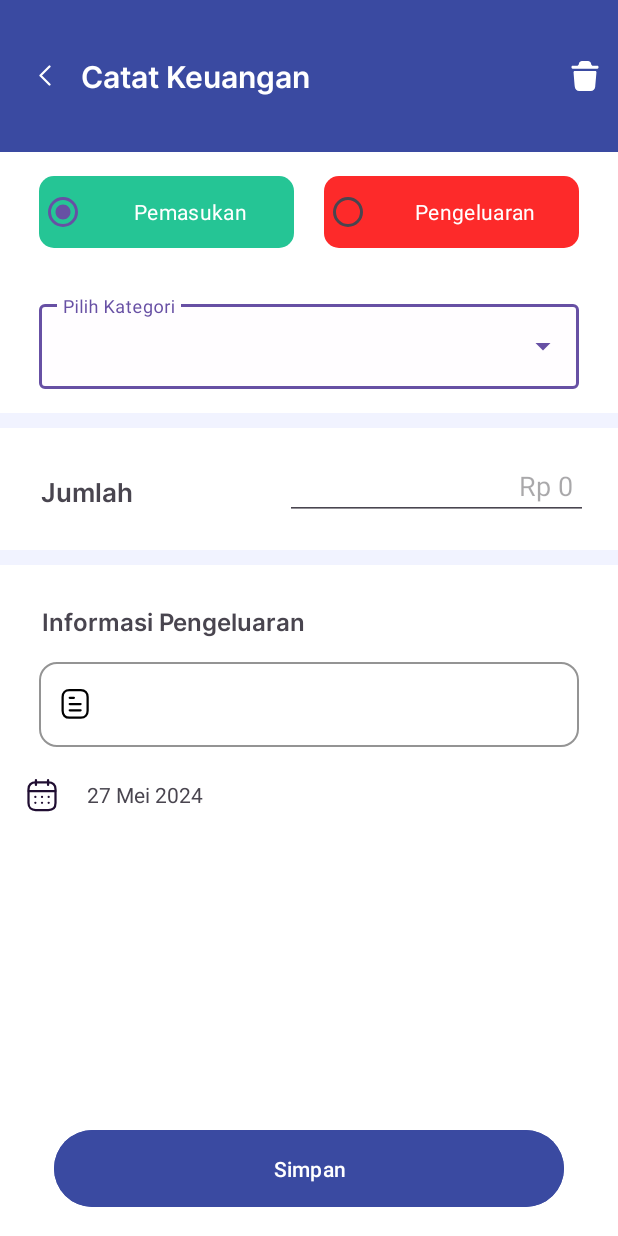
After one commit to MissingPoma/Uangin, an Android app: the UpdateActivity screen opened directly, with no data from a screen before it, on a phone screen of 412 x 824 dp. The commit adds this screen. Run offline under Robolectric (Android 15) with nearby library versions, the phone set to English and light mode, and no system bars.

Commit message:
urutkan category

```diff
--- a/app/src/main/java/com/example/uangin/AddActivity.kt
+++ b/app/src/main/java/com/example/uangin/AddActivity.kt
@@ -129,6 +129,7 @@ class AddActivity : AppCompatActivity() {
         }
     }
 
+
     private fun navigateToAddCategoryFragment() {
         val fragment = AddingNewCategoryFragment()
 
--- a/app/src/main/java/com/example/uangin/HomeFragment.kt
+++ b/app/src/main/java/com/example/uangin/HomeFragment.kt
@@ -1,6 +1,5 @@
 package com.example.uangin
 
-import TransactionAdapter
 import android.os.Bundle
 import android.view.LayoutInflater
 import android.view.View
--- a/app/src/main/java/com/example/uangin/TransactionAdapter.kt
+++ b/app/src/main/java/com/example/uangin/TransactionAdapter.kt
@@ -1,3 +1,5 @@
+package com.example.uangin
+
 import android.view.LayoutInflater
 import android.view.View
 import android.view.ViewGroup
--- /dev/null
+++ b/app/src/main/java/com/example/uangin/UpdateActivity.kt
@@ -0,0 +1,16 @@
+package com.example.uangin
+
+import android.os.Bundle
+import androidx.activity.enableEdgeToEdge
+import androidx.appcompat.app.AppCompatActivity
+import androidx.core.view.ViewCompat
+import androidx.core.view.WindowInsetsCompat
+
+class UpdateActivity : AppCompatActivity() {
+    override fun onCreate(savedInstanceState: Bundle?) {
+        super.onCreate(savedInstanceState)
+        enableEdgeToEdge()
+        setContentView(R.layout.activity_update)
+
+        }
+    }
--- a/app/src/main/java/com/example/uangin/database/dao/KategoriDao.kt
+++ b/app/src/main/java/com/example/uangin/database/dao/KategoriDao.kt
@@ -8,7 +8,7 @@ import com.example.uangin.database.entity.Kategori
 
 @Dao
 interface KategoriDao {
-    @Query("SELECT * FROM kategori")
+    @Query("SELECT * FROM kategori ORDER BY namaKategori ASC")
     suspend fun getAll(): List<Kategori>
 
     @Insert
--- /dev/null
+++ b/app/src/main/res/layout/activity_update.xml
@@ -0,0 +1,251 @@
+<?xml version="1.0" encoding="utf-8"?>
+<RelativeLayout xmlns:android="http://schemas.android.com/apk/res/android"
+    xmlns:app="http://schemas.android.com/apk/res-auto"
+    xmlns:tools="http://schemas.android.com/tools"
+    android:layout_width="match_parent"
+    android:layout_height="match_parent"
+    android:background="@color/lightLavender"
+    tools:context=".UpdateActivity">
+
+    <androidx.appcompat.widget.Toolbar
+        android:id="@+id/toolbarHome"
+        android:layout_width="match_parent"
+        android:layout_height="101dp"
+        android:background="@color/darkBlue"
+        android:theme="@style/ThemeOverlay.AppCompat.Dark.ActionBar">
+
+        <!-- Toolbar Content -->
+        <RelativeLayout
+            android:layout_width="match_parent"
+            android:layout_height="match_parent">
+
+            <!-- Left Arrow Button -->
+            <LinearLayout
+                android:layout_width="wrap_content"
+                android:layout_height="match_parent"
+                android:orientation="horizontal"
+                android:layout_alignParentStart="true"
+                android:gravity="center_vertical">
+
+                <ImageButton
+                    android:id="@+id/leftArrow"
+                    android:layout_width="wrap_content"
+                    android:layout_height="wrap_content"
+                    android:src="@drawable/vector_left"
+                    android:background="?attr/selectableItemBackgroundBorderless"
+                    android:padding="10dp" />
+
+                <TextView
+                    android:id="@+id/toolbarTitle"
+                    android:layout_width="wrap_content"
+                    android:layout_height="wrap_content"
+                    android:text="Catat Keuangan"
+                    android:fontFamily="@font/inter_semibold"
+                    android:textColor="@android:color/white"
+                    android:textSize="20sp"
+                    android:padding="10dp" />
+
+            </LinearLayout>
+
+            <!-- Trash Icon Button -->
+            <ImageButton
+                android:id="@+id/trashIcon"
+                android:layout_width="wrap_content"
+                android:layout_height="wrap_content"
+                android:src="@drawable/ic_delete"
+                android:background="?attr/selectableItemBackgroundBorderless"
+                android:padding="10dp"
+                android:layout_alignParentEnd="true"
+                android:layout_centerVertical="true" />
+
+        </RelativeLayout>
+    </androidx.appcompat.widget.Toolbar>
+
+    <LinearLayout
+        android:id="@+id/linearlayout1"
+        android:layout_width="match_parent"
+        android:layout_height="wrap_content"
+        android:orientation="vertical"
+        android:background="@color/white"
+        android:layout_below="@id/toolbarHome">
+
+        <RadioGroup
+            android:id="@+id/radioGroupType"
+            android:layout_width="match_parent"
+            android:layout_height="wrap_content"
+            android:orientation="horizontal"
+            android:gravity="center"
+            android:padding="16dp">
+
+            <RadioButton
+                android:id="@+id/radioButtonIncome"
+                android:layout_width="170dp"
+                android:layout_height="wrap_content"
+                android:layout_marginEnd="20dp"
+                android:background="@drawable/pemasukan_background"
+                android:backgroundTint="@color/greenIncome"
+                android:checked="true"
+                android:text="Pemasukan"
+                android:textAlignment="center"
+                android:textColor="@android:color/white" />
+
+            <RadioButton
+                android:id="@+id/radioButtonOutcome"
+                android:layout_width="170dp"
+                android:layout_height="wrap_content"
+                android:background="@drawable/pengeluaran_background"
+                android:text="Pengeluaran"
+                android:textAlignment="center"
+                android:textColor="@android:color/white" />
+
+        </RadioGroup>
+
+        <com.google.android.material.textfield.TextInputLayout
+            android:id="@+id/pilihKategori"
+            android:layout_width="360dp"
+            android:layout_height="wrap_content"
+            android:layout_gravity="center_horizontal"
+            android:layout_margin="16dp"
+            style="@style/Widget.Material3.TextInputLayout.OutlinedBox.ExposedDropdownMenu"
+            android:hint="@string/pilih_kategori">
+
+            <AutoCompleteTextView
+                android:id="@+id/itemKategori"
+                android:layout_width="match_parent"
+                android:layout_height="wrap_content"
+                android:inputType="none" >
+
+            </AutoCompleteTextView>
+
+        </com.google.android.material.textfield.TextInputLayout>
+        <FrameLayout
+            android:id="@+id/fragment_container"
+            android:layout_width="match_parent"
+            android:layout_height="wrap_content"
+            android:layout_marginStart="28dp"
+            android:layout_marginEnd="28dp"
+            android:layout_below="@id/pilihKategori"/>
+    </LinearLayout>
+
+    <LinearLayout
+        android:id="@+id/linearlayout2"
+        android:layout_width="match_parent"
+        android:layout_height="wrap_content"
+        android:orientation="horizontal"
+        android:layout_marginTop="10dp"
+        android:background="@color/white"
+        android:layout_below="@id/linearlayout1">
+
+        <LinearLayout
+            android:layout_width="0dp"
+            android:layout_height="wrap_content"
+            android:layout_marginTop="30dp"
+            android:layout_marginStart="27dp"
+            android:layout_weight="1"
+            android:gravity="center_vertical">
+
+            <TextView
+                android:layout_width="wrap_content"
+                android:layout_height="wrap_content"
+                android:text="Jumlah"
+                android:textSize="17sp"
+                android:fontFamily="@font/inter_semibold" />
+
+        </LinearLayout>
+
+        <LinearLayout
+            android:layout_width="230dp"
+            android:layout_marginTop="16dp"
+            android:layout_marginBottom="20dp"
+            android:layout_height="wrap_content"
+            android:paddingEnd="20dp">
+
+            <com.google.android.material.textfield.TextInputEditText
+                android:id="@+id/jumlahEditText"
+                android:layout_width="0dp"
+                android:layout_height="wrap_content"
+                android:layout_marginStart="8dp"
+                android:layout_weight="1"
+                android:hint="Rp 0"
+                android:inputType="numberDecimal"
+                android:paddingEnd="10dp"
+                android:textAlignment="textEnd" />
+        </LinearLayout>
+
+    </LinearLayout>
+
+    <LinearLayout
+        android:id="@+id/linearLayout3"
+        android:layout_width="match_parent"
+        android:layout_height="match_parent"
+        android:layout_marginTop="10dp"
+        android:layout_below="@id/linearlayout2"
+        android:background="@color/white"
+        android:orientation="vertical"
+        android:padding="16dp">
+
+        <TextView
+            android:layout_width="wrap_content"
+            android:layout_height="wrap_content"
+            android:text="Informasi Pengeluaran"
+            android:layout_marginStart="12dp"
+            android:layout_marginBottom="10dp"
+            android:layout_marginTop="10dp"
+            android:fontFamily="@font/inter_semibold"
+            android:textSize="16sp" />
+
+        <com.google.android.material.textfield.TextInputLayout
+            android:layout_width="360dp"
+            android:layout_height="wrap_content"
+            app:startIconDrawable="@drawable/ic_document"
+            style="@style/CustomTextInputLayout"
+            app:startIconTint="@android:color/black"
+            android:layout_gravity="center_horizontal">
+
+            <com.google.android.material.textfield.TextInputEditText
+                android:id="@+id/catatanEditText"
+                android:layout_width="match_parent"
+                android:layout_height="wrap_content"
+                android:inputType="text"
+                android:lines="3" />
+        </com.google.android.material.textfield.TextInputLayout>
+
+        <LinearLayout
+            android:layout_width="match_parent"
+            android:layout_height="wrap_content"
+            android:orientation="horizontal"
+            android:gravity="center_vertical"
+            android:layout_marginTop="20dp">
+
+            <ImageButton
+                android:id="@+id/calendarButton"
+                android:layout_width="24dp"
+                android:layout_height="24dp"
+                android:background="@android:color/transparent"
+                android:src="@drawable/ic_calendar" />
+
+            <TextView
+                android:id="@+id/tanggalTextView"
+                android:layout_width="wrap_content"
+                android:layout_height="wrap_content"
+                android:paddingStart="10dp"
+                android:text="27 Mei 2024"
+                android:layout_marginStart="8dp" />
+
+        </LinearLayout>
+
+    </LinearLayout>
+
+    <Button
+        android:id="@+id/saveButton"
+        android:layout_width="340dp"
+        android:layout_height="wrap_content"
+        android:text="Simpan"
+        android:backgroundTint="@color/darkBlue"
+        android:textColor="@android:color/white"
+        android:layout_alignParentBottom="true"
+        android:padding="16dp"
+        android:layout_marginBottom="15dp"
+        android:layout_centerHorizontal="true" />
+
+</RelativeLayout>
--- a/app/src/main/res/layout/fragment_home.xml
+++ b/app/src/main/res/layout/fragment_home.xml
@@ -219,8 +219,7 @@
         <androidx.recyclerview.widget.RecyclerView
             android:id="@+id/recyclerView"
             android:layout_width="match_parent"
-            android:layout_height="match_parent"
-            android:padding="16dp"/>
+            android:layout_height="match_parent" />
     </ScrollView>
 </RelativeLayout>
 
--- a/app/src/main/res/values/themes.xml
+++ b/app/src/main/res/values/themes.xml
@@ -2,7 +2,7 @@
     <!-- Base application theme. -->
     <style name="Base.Theme.Uangin" parent="Theme.Material3.DayNight.NoActionBar">
         <!-- Customize your light theme here. -->
-        <item name="android:statusBarColor">@color/white</item>
+        <item name="android:statusBarColor">@color/darkBlue</item>
         <!-- <item name="colorPrimary">@color/my_light_primary</item> -->
     </style>
 
```
Also changed, not shown: app/src/main/AndroidManifest.xml (+6 -2 lines).
